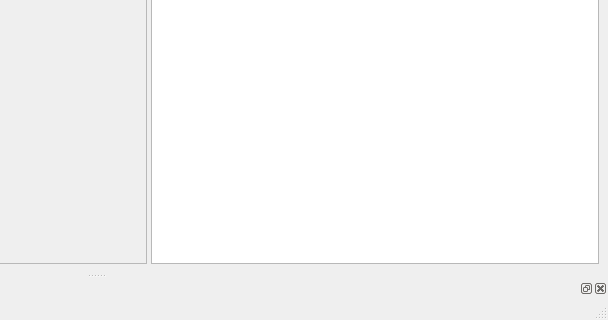
The window that mainwindow.ui (Takashi-Inoue/FileRenamer) describes before a commit, drawn with Qt 5; both pictures show x 416 to 1024 and y 400 to 720 of the 1024 by 720 pixel window.
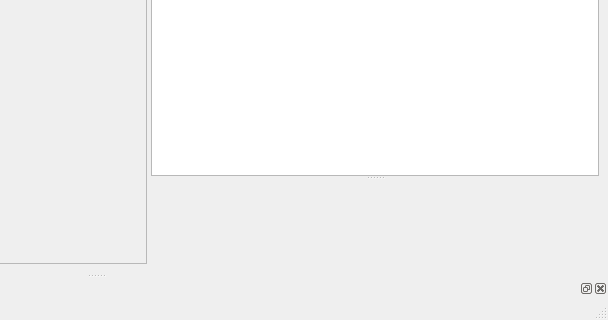
The same window after the commit. Icons and pictures are not drawn. Custom widgets are drawn as their Qt base class.

Diff of the .ui file:
```diff
--- a/mainwindow.ui
+++ b/mainwindow.ui
@@ -22,7 +22,7 @@
   <widget class="QWidget" name="centralwidget">
    <layout class="QVBoxLayout" name="verticalLayout_2">
     <item>
-     <widget class="QSplitter" name="splitter">
+     <widget class="QSplitter" name="splitter_2">
       <property name="orientation">
        <enum>Qt::Horizontal</enum>
       </property>
@@ -105,6 +105,10 @@
         </item>
        </layout>
       </widget>
+      <widget class="QSplitter" name="splitter">
+       <property name="orientation">
+        <enum>Qt::Vertical</enum>
+       </property>
       <widget class="PathTableView" name="tableView">
        <property name="editTriggers">
         <set>QAbstractItemView::NoEditTriggers</set>
@@ -146,6 +150,18 @@
         <bool>false</bool>
        </attribute>
       </widget>
+       <widget class="FrameBuilderList" name="frameBuilderList">
+        <property name="frameShape">
+         <enum>QFrame::NoFrame</enum>
+        </property>
+        <property name="frameShadow">
+         <enum>QFrame::Raised</enum>
+        </property>
+        <property name="lineWidth">
+         <number>0</number>
+        </property>
+       </widget>
+      </widget>
      </widget>
     </item>
    </layout>
@@ -324,6 +340,12 @@
    <header>widgets/widgetapplicationlogs.h</header>
    <container>1</container>
   </customwidget>
+  <customwidget>
+   <class>FrameBuilderList</class>
+   <extends>QFrame</extends>
+   <header>widgets/framebuilderlist.h</header>
+   <container>1</container>
+  </customwidget>
  </customwidgets>
  <resources>
   <include location="images.qrc"/>
```
Left out of the diff: 4 changed lines with no effect on the pictures. Lines whose indentation alone changed are shown as unchanged.
